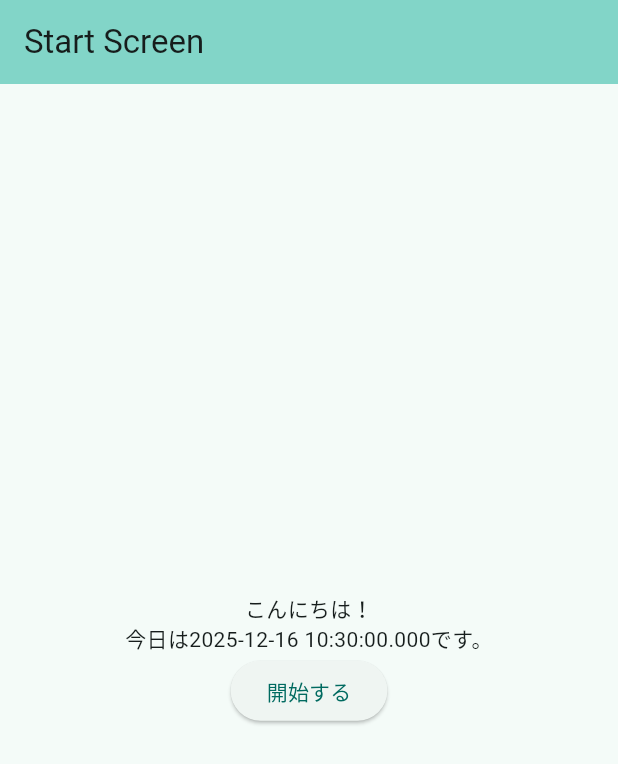
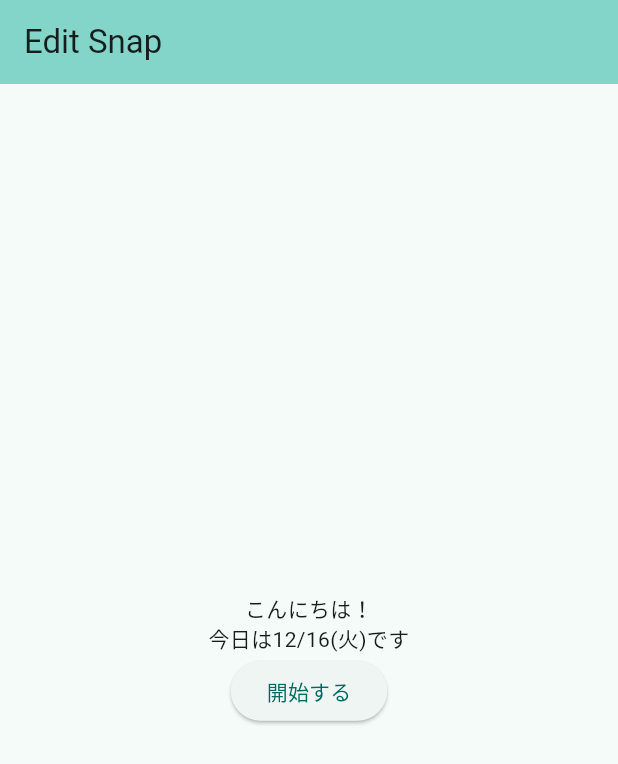
Before and after one commit to sakurakotubaki/image_picker_handson, a Flutter app: the screen it shows after launch, after a tap on "開始する", on a phone screen of 412 x 824 dp. Shown: the top 764 px of the screen. Run offline on Flutter 3.47's test engine with Material 3 defaults, Android fonts, the phone set to English and light mode, and no system bars.

Commit message:
edit: l10n localizations

````diff
--- /dev/null
+++ b/l10n.yaml
@@ -0,0 +1,4 @@
+template-arb-file: app_ja.arb
+
+output-class: L10n
+nullable-getter: false
--- /dev/null
+++ b/lib/l10n/app_ja.arb
@@ -0,0 +1,13 @@
+{
+  "startScreenTitle": "Edit Snap",
+  "helloWorldOn": "こんにちは！\n今日は{date}です",
+  "@helloWorldOn": {
+    "placeholders": {
+      "date": {
+        "type": "DateTime",
+        "format": "MEd"
+      }
+    }
+  },
+  "start": "開始する"
+}
--- /dev/null
+++ b/lib/l10n/app_localizations.dart
@@ -0,0 +1,144 @@
+import 'dart:async';
+
+import 'package:flutter/foundation.dart';
+import 'package:flutter/widgets.dart';
+import 'package:flutter_localizations/flutter_localizations.dart';
+import 'package:intl/intl.dart' as intl;
+
+import 'app_localizations_ja.dart';
+
+// ignore_for_file: type=lint
+
+/// Callers can lookup localized strings with an instance of L10n
+/// returned by `L10n.of(context)`.
+///
+/// Applications need to include `L10n.delegate()` in their app's
+/// `localizationDelegates` list, and the locales they support in the app's
+/// `supportedLocales` list. For example:
+///
+/// ```dart
+/// import 'l10n/app_localizations.dart';
+///
+/// return MaterialApp(
+///   localizationsDelegates: L10n.localizationsDelegates,
+///   supportedLocales: L10n.supportedLocales,
+///   home: MyApplicationHome(),
+/// );
+/// ```
+///
+/// ## Update pubspec.yaml
+///
+/// Please make sure to update your pubspec.yaml to include the following
+/// packages:
+///
+/// ```yaml
+/// dependencies:
+///   # Internationalization support.
+///   flutter_localizations:
+///     sdk: flutter
+///   intl: any # Use the pinned version from flutter_localizations
+///
+///   # Rest of dependencies
+/// ```
+///
+/// ## iOS Applications
+///
+/// iOS applications define key application metadata, including supported
+/// locales, in an Info.plist file that is built into the application bundle.
+/// To configure the locales supported by your app, you’ll need to edit this
+/// file.
+///
+/// First, open your project’s ios/Runner.xcworkspace Xcode workspace file.
+/// Then, in the Project Navigator, open the Info.plist file under the Runner
+/// project’s Runner folder.
+///
+/// Next, select the Information Property List item, select Add Item from the
+/// Editor menu, then select Localizations from the pop-up menu.
+///
+/// Select and expand the newly-created Localizations item then, for each
+/// locale your application supports, add a new item and select the locale
+/// you wish to add from the pop-up menu in the Value field. This list should
+/// be consistent with the languages listed in the L10n.supportedLocales
+/// property.
+abstract class L10n {
+  L10n(String locale)
+    : localeName = intl.Intl.canonicalizedLocale(locale.toString());
+
+  final String localeName;
+
+  static L10n of(BuildContext context) {
+    return Localizations.of<L10n>(context, L10n)!;
+  }
+
+  static const LocalizationsDelegate<L10n> delegate = _L10nDelegate();
+
+  /// A list of this localizations delegate along with the default localizations
+  /// delegates.
+  ///
+  /// Returns a list of localizations delegates containing this delegate along with
+  /// GlobalMaterialLocalizations.delegate, GlobalCupertinoLocalizations.delegate,
+  /// and GlobalWidgetsLocalizations.delegate.
+  ///
+  /// Additional delegates can be added by appending to this list in
+  /// MaterialApp. This list does not have to be used at all if a custom list
+  /// of delegates is preferred or required.
+  static const List<LocalizationsDelegate<dynamic>> localizationsDelegates =
+      <LocalizationsDelegate<dynamic>>[
+        delegate,
+        GlobalMaterialLocalizations.delegate,
+        GlobalCupertinoLocalizations.delegate,
+        GlobalWidgetsLocalizations.delegate,
+      ];
+
+  /// A list of this localizations delegate's supported locales.
+  static const List<Locale> supportedLocales = <Locale>[Locale('ja')];
+
+  /// No description provided for @startScreenTitle.
+  ///
+  /// In ja, this message translates to:
+  /// **'Edit Snap'**
+  String get startScreenTitle;
+
+  /// No description provided for @helloWorldOn.
+  ///
+  /// In ja, this message translates to:
+  /// **'こんにちは！\n今日は{date}です'**
+  String helloWorldOn(DateTime date);
+
+  /// No description provided for @start.
+  ///
+  /// In ja, this message translates to:
+  /// **'開始する'**
+  String get start;
+}
+
+class _L10nDelegate extends LocalizationsDelegate<L10n> {
+  const _L10nDelegate();
+
+  @override
+  Future<L10n> load(Locale locale) {
+    return SynchronousFuture<L10n>(lookupL10n(locale));
+  }
+
+  @override
+  bool isSupported(Locale locale) =>
+      <String>['ja'].contains(locale.languageCode);
+
+  @override
+  bool shouldReload(_L10nDelegate old) => false;
+}
+
+L10n lookupL10n(Locale locale) {
+  // Lookup logic when only language code is specified.
+  switch (locale.languageCode) {
+    case 'ja':
+      return L10nJa();
+  }
+
+  throw FlutterError(
+    'L10n.delegate failed to load unsupported locale "$locale". This is likely '
+    'an issue with the localizations generation tool. Please file an issue '
+    'on GitHub with a reproducible sample app and the gen-l10n configuration '
+    'that was used.',
+  );
+}
--- /dev/null
+++ b/lib/l10n/app_localizations_ja.dart
@@ -0,0 +1,24 @@
+// ignore: unused_import
+import 'package:intl/intl.dart' as intl;
+import 'app_localizations.dart';
+
+// ignore_for_file: type=lint
+
+/// The translations for Japanese (`ja`).
+class L10nJa extends L10n {
+  L10nJa([String locale = 'ja']) : super(locale);
+
+  @override
+  String get startScreenTitle => 'Edit Snap';
+
+  @override
+  String helloWorldOn(DateTime date) {
+    final intl.DateFormat dateDateFormat = intl.DateFormat.MEd(localeName);
+    final String dateString = dateDateFormat.format(date);
+
+    return 'こんにちは！\n今日は$dateStringです';
+  }
+
+  @override
+  String get start => '開始する';
+}
--- a/lib/main.dart
+++ b/lib/main.dart
@@ -1,4 +1,5 @@
 import 'package:flutter/material.dart';
+import 'package:image_picker_handson/l10n/app_localizations.dart';
 import 'package:image_picker_handson/start_screen.dart';
 
 void main() {
@@ -11,6 +12,8 @@ class MainApp extends StatelessWidget {
   @override
   Widget build(BuildContext context) {
     return MaterialApp(
+      localizationsDelegates: L10n.localizationsDelegates,
+      supportedLocales: L10n.supportedLocales,
       title: 'Edit Snap',
       theme: ThemeData(
         colorScheme: ColorScheme.fromSeed(seedColor: Colors.teal),
--- a/lib/start_screen.dart
+++ b/lib/start_screen.dart
@@ -1,26 +1,28 @@
 import 'package:flutter/material.dart';
+import 'package:image_picker_handson/l10n/app_localizations.dart';
 
 class StartScreen extends StatelessWidget {
   const StartScreen({super.key});
 
   @override
   Widget build(BuildContext context) {
+    final l10n = L10n.of(context);
     return Scaffold(
       appBar: AppBar(
         backgroundColor: Theme.of(context).colorScheme.inversePrimary,
-        title: const Text('Start Screen'),
+        title: Text(l10n.startScreenTitle),
       ),
       body: Center(
         child: Column(
           mainAxisAlignment: .center,
           children: [
-            Text('こんにちは！\n今日は${DateTime.now()}です。',
+            Text(l10n.helloWorldOn(DateTime.now()),
             textAlign: .center,),
             ElevatedButton(
               onPressed: () {
 
               },
-              child: const Text('開始する'),
+              child: Text(l10n.start),
             ),
           ],
         ),
--- a/pubspec.yaml
+++ b/pubspec.yaml
@@ -10,6 +10,9 @@ dependencies:
   flutter:
     sdk: flutter
   flutter_gen_runner: ^5.12.0
+  flutter_localization: ^0.3.3
+  flutter_localizations:
+    sdk: flutter
   flutter_svg: ^2.2.3
   image: ^4.6.0
   image_picker: ^1.2.1
@@ -22,3 +25,4 @@ dev_dependencies:
 
 flutter:
   uses-material-design: true
+  generate: true
````
Also changed, not shown: pubspec.lock, 5 other files.
